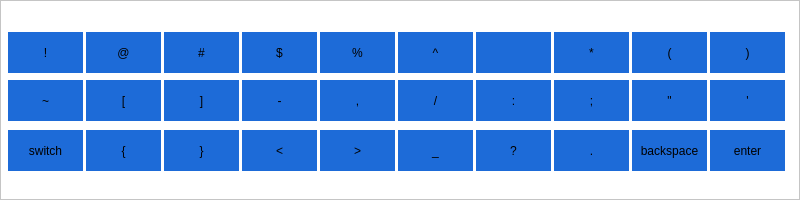
This is symbolKeyboard.ui in WhiteW0lf00/supreme_ulterior_interior as Qt 5 draws it before an edit. The edited form follows.
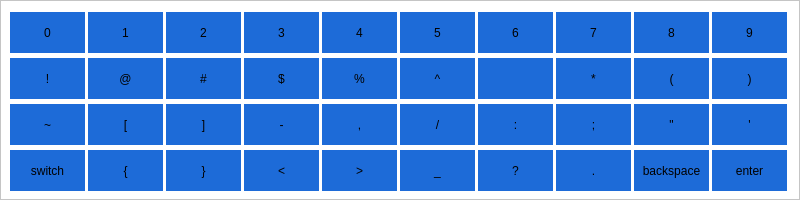
This is the edited form.

```diff
--- a/symbolKeyboard.ui
+++ b/symbolKeyboard.ui
@@ -34,8 +34,8 @@
    <widget class="QToolButton" name="Q">
     <property name="geometry">
      <rect>
-      <x>8</x>
-      <y>32</y>
+      <x>10</x>
+      <y>58</y>
       <width>75</width>
       <height>41</height>
      </rect>
@@ -51,8 +51,8 @@
    <widget class="QToolButton" name="W">
     <property name="geometry">
      <rect>
-      <x>86</x>
-      <y>32</y>
+      <x>88</x>
+      <y>58</y>
       <width>75</width>
       <height>41</height>
      </rect>
@@ -68,8 +68,8 @@
    <widget class="QToolButton" name="E">
     <property name="geometry">
      <rect>
-      <x>164</x>
-      <y>32</y>
+      <x>166</x>
+      <y>58</y>
       <width>75</width>
       <height>41</height>
      </rect>
@@ -85,8 +85,8 @@
    <widget class="QToolButton" name="R">
     <property name="geometry">
      <rect>
-      <x>242</x>
-      <y>32</y>
+      <x>244</x>
+      <y>58</y>
       <width>75</width>
       <height>41</height>
      </rect>
@@ -102,8 +102,8 @@
    <widget class="QToolButton" name="T">
     <property name="geometry">
      <rect>
-      <x>320</x>
-      <y>32</y>
+      <x>322</x>
+      <y>58</y>
       <width>75</width>
       <height>41</height>
      </rect>
@@ -119,8 +119,8 @@
    <widget class="QToolButton" name="Y">
     <property name="geometry">
      <rect>
-      <x>398</x>
-      <y>32</y>
+      <x>400</x>
+      <y>58</y>
       <width>75</width>
       <height>41</height>
      </rect>
@@ -136,8 +136,8 @@
    <widget class="QToolButton" name="U">
     <property name="geometry">
      <rect>
-      <x>476</x>
-      <y>32</y>
+      <x>478</x>
+      <y>58</y>
       <width>75</width>
       <height>41</height>
      </rect>
@@ -153,8 +153,8 @@
    <widget class="QToolButton" name="I">
     <property name="geometry">
      <rect>
-      <x>554</x>
-      <y>32</y>
+      <x>556</x>
+      <y>58</y>
       <width>75</width>
       <height>41</height>
      </rect>
@@ -170,8 +170,8 @@
    <widget class="QToolButton" name="O">
     <property name="geometry">
      <rect>
-      <x>632</x>
-      <y>32</y>
+      <x>634</x>
+      <y>58</y>
       <width>75</width>
       <height>41</height>
      </rect>
@@ -187,8 +187,8 @@
    <widget class="QToolButton" name="K">
     <property name="geometry">
      <rect>
-      <x>632</x>
-      <y>80</y>
+      <x>634</x>
+      <y>104</y>
       <width>75</width>
       <height>41</height>
      </rect>
@@ -204,8 +204,8 @@
    <widget class="QToolButton" name="G">
     <property name="geometry">
      <rect>
-      <x>398</x>
-      <y>80</y>
+      <x>400</x>
+      <y>104</y>
       <width>75</width>
       <height>41</height>
      </rect>
@@ -221,8 +221,8 @@
    <widget class="QToolButton" name="J">
     <property name="geometry">
      <rect>
-      <x>554</x>
-      <y>80</y>
+      <x>556</x>
+      <y>104</y>
       <width>75</width>
       <height>41</height>
      </rect>
@@ -238,8 +238,8 @@
    <widget class="QToolButton" name="S">
     <property name="geometry">
      <rect>
-      <x>164</x>
-      <y>80</y>
+      <x>166</x>
+      <y>104</y>
       <width>75</width>
       <height>41</height>
      </rect>
@@ -255,8 +255,8 @@
    <widget class="QToolButton" name="D">
     <property name="geometry">
      <rect>
-      <x>242</x>
-      <y>80</y>
+      <x>244</x>
+      <y>104</y>
       <width>75</width>
       <height>41</height>
      </rect>
@@ -272,8 +272,8 @@
    <widget class="QToolButton" name="F">
     <property name="geometry">
      <rect>
-      <x>320</x>
-      <y>80</y>
+      <x>322</x>
+      <y>104</y>
       <width>75</width>
       <height>41</height>
      </rect>
@@ -289,8 +289,8 @@
    <widget class="QToolButton" name="shift">
     <property name="geometry">
      <rect>
-      <x>8</x>
-      <y>80</y>
+      <x>10</x>
+      <y>104</y>
       <width>75</width>
       <height>41</height>
      </rect>
@@ -306,8 +306,8 @@
    <widget class="QToolButton" name="A">
     <property name="geometry">
      <rect>
-      <x>86</x>
-      <y>80</y>
+      <x>88</x>
+      <y>104</y>
       <width>75</width>
       <height>41</height>
      </rect>
@@ -323,8 +323,8 @@
    <widget class="QToolButton" name="H">
     <property name="geometry">
      <rect>
-      <x>476</x>
-      <y>80</y>
+      <x>478</x>
+      <y>104</y>
       <width>75</width>
       <height>41</height>
      </rect>
@@ -340,8 +340,8 @@
    <widget class="QToolButton" name="L">
     <property name="geometry">
      <rect>
-      <x>710</x>
-      <y>80</y>
+      <x>712</x>
+      <y>104</y>
       <width>75</width>
       <height>41</height>
      </rect>
@@ -357,8 +357,8 @@
    <widget class="QToolButton" name="Z">
     <property name="geometry">
      <rect>
-      <x>86</x>
-      <y>130</y>
+      <x>88</x>
+      <y>150</y>
       <width>75</width>
       <height>41</height>
      </rect>
@@ -374,8 +374,8 @@
    <widget class="QToolButton" name="N">
     <property name="geometry">
      <rect>
-      <x>476</x>
-      <y>130</y>
+      <x>478</x>
+      <y>150</y>
       <width>75</width>
       <height>41</height>
      </rect>
@@ -391,8 +391,8 @@
    <widget class="QToolButton" name="M">
     <property name="geometry">
      <rect>
-      <x>554</x>
-      <y>130</y>
+      <x>556</x>
+      <y>150</y>
       <width>75</width>
       <height>41</height>
      </rect>
@@ -408,8 +408,8 @@
    <widget class="QToolButton" name="switch_2">
     <property name="geometry">
      <rect>
-      <x>8</x>
-      <y>130</y>
+      <x>10</x>
+      <y>150</y>
       <width>75</width>
       <height>41</height>
      </rect>
@@ -425,8 +425,8 @@
    <widget class="QToolButton" name="B">
     <property name="geometry">
      <rect>
-      <x>398</x>
-      <y>130</y>
+      <x>400</x>
+      <y>150</y>
       <width>75</width>
       <height>41</height>
      </rect>
@@ -442,8 +442,8 @@
    <widget class="QToolButton" name="X">
     <property name="geometry">
      <rect>
-      <x>164</x>
-      <y>130</y>
+      <x>166</x>
+      <y>150</y>
       <width>75</width>
       <height>41</height>
      </rect>
@@ -459,8 +459,8 @@
    <widget class="QToolButton" name="C">
     <property name="geometry">
      <rect>
-      <x>242</x>
-      <y>130</y>
+      <x>244</x>
+      <y>150</y>
       <width>75</width>
       <height>41</height>
      </rect>
@@ -476,8 +476,8 @@
    <widget class="QToolButton" name="V">
     <property name="geometry">
      <rect>
-      <x>320</x>
-      <y>130</y>
+      <x>322</x>
+      <y>150</y>
       <width>75</width>
       <height>41</height>
      </rect>
@@ -493,8 +493,8 @@
    <widget class="QToolButton" name="P">
     <property name="geometry">
      <rect>
-      <x>710</x>
-      <y>32</y>
+      <x>712</x>
+      <y>58</y>
       <width>75</width>
       <height>41</height>
      </rect>
@@ -510,8 +510,8 @@
    <widget class="QToolButton" name="backspace">
     <property name="geometry">
      <rect>
-      <x>632</x>
-      <y>130</y>
+      <x>634</x>
+      <y>150</y>
       <width>75</width>
       <height>41</height>
      </rect>
@@ -527,8 +527,8 @@
    <widget class="QToolButton" name="enter">
     <property name="geometry">
      <rect>
-      <x>710</x>
-      <y>130</y>
+      <x>712</x>
+      <y>150</y>
       <width>75</width>
       <height>41</height>
      </rect>
@@ -541,6 +541,176 @@
      <string>enter</string>
     </property>
    </widget>
+   <widget class="QToolButton" name="nine">
+    <property name="geometry">
+     <rect>
+      <x>712</x>
+      <y>12</y>
+      <width>75</width>
+      <height>41</height>
+     </rect>
+    </property>
+    <property name="styleSheet">
+     <string notr="true">background-color: #1d6bd8; border: none
+</string>
+    </property>
+    <property name="text">
+     <string>9</string>
+    </property>
+   </widget>
+   <widget class="QToolButton" name="six">
+    <property name="geometry">
+     <rect>
+      <x>478</x>
+      <y>12</y>
+      <width>75</width>
+      <height>41</height>
+     </rect>
+    </property>
+    <property name="styleSheet">
+     <string notr="true">background-color: #1d6bd8; border: none
+</string>
+    </property>
+    <property name="text">
+     <string>6</string>
+    </property>
+   </widget>
+   <widget class="QToolButton" name="zero">
+    <property name="geometry">
+     <rect>
+      <x>10</x>
+      <y>12</y>
+      <width>75</width>
+      <height>41</height>
+     </rect>
+    </property>
+    <property name="styleSheet">
+     <string notr="true">background-color: #1d6bd8; border: none
+</string>
+    </property>
+    <property name="text">
+     <string>0</string>
+    </property>
+   </widget>
+   <widget class="QToolButton" name="three">
+    <property name="geometry">
+     <rect>
+      <x>244</x>
+      <y>12</y>
+      <width>75</width>
+      <height>41</height>
+     </rect>
+    </property>
+    <property name="styleSheet">
+     <string notr="true">background-color: #1d6bd8; border: none
+</string>
+    </property>
+    <property name="text">
+     <string>3</string>
+    </property>
+   </widget>
+   <widget class="QToolButton" name="four">
+    <property name="geometry">
+     <rect>
+      <x>322</x>
+      <y>12</y>
+      <width>75</width>
+      <height>41</height>
+     </rect>
+    </property>
+    <property name="styleSheet">
+     <string notr="true">background-color: #1d6bd8; border: none
+</string>
+    </property>
+    <property name="text">
+     <string>4</string>
+    </property>
+   </widget>
+   <widget class="QToolButton" name="two">
+    <property name="geometry">
+     <rect>
+      <x>166</x>
+      <y>12</y>
+      <width>75</width>
+      <height>41</height>
+     </rect>
+    </property>
+    <property name="styleSheet">
+     <string notr="true">background-color: #1d6bd8; border: none
+</string>
+    </property>
+    <property name="text">
+     <string>2</string>
+    </property>
+   </widget>
+   <widget class="QToolButton" name="five">
+    <property name="geometry">
+     <rect>
+      <x>400</x>
+      <y>12</y>
+      <width>75</width>
+      <height>41</height>
+     </rect>
+    </property>
+    <property name="styleSheet">
+     <string notr="true">background-color: #1d6bd8; border: none
+</string>
+    </property>
+    <property name="text">
+     <string>5</string>
+    </property>
+   </widget>
+   <widget class="QToolButton" name="seven">
+    <property name="geometry">
+     <rect>
+      <x>556</x>
+      <y>12</y>
+      <width>75</width>
+      <height>41</height>
+     </rect>
+    </property>
+    <property name="styleSheet">
+     <string notr="true">background-color: #1d6bd8; border: none
+</string>
+    </property>
+    <property name="text">
+     <string>7</string>
+    </property>
+   </widget>
+   <widget class="QToolButton" name="eight">
+    <property name="geometry">
+     <rect>
+      <x>634</x>
+      <y>12</y>
+      <width>75</width>
+      <height>41</height>
+     </rect>
+    </property>
+    <property name="styleSheet">
+     <string notr="true">background-color: #1d6bd8; border: none
+</string>
+    </property>
+    <property name="text">
+     <string>8</string>
+    </property>
+   </widget>
+   <widget class="QToolButton" name="one">
+    <property name="geometry">
+     <rect>
+      <x>88</x>
+      <y>12</y>
+      <width>75</width>
+      <height>41</height>
+     </rect>
+    </property>
+    <property name="styleSheet">
+     <string notr="true">background-color: #1d6bd8; border: none
+</string>
+    </property>
+    <property name="text">
+     <string>1</string>
+    </property>
+   </widget>
   </widget>
  </widget>
  <resources/>
```
Left out of the diff: 54 changed lines with no effect on the pictures.
